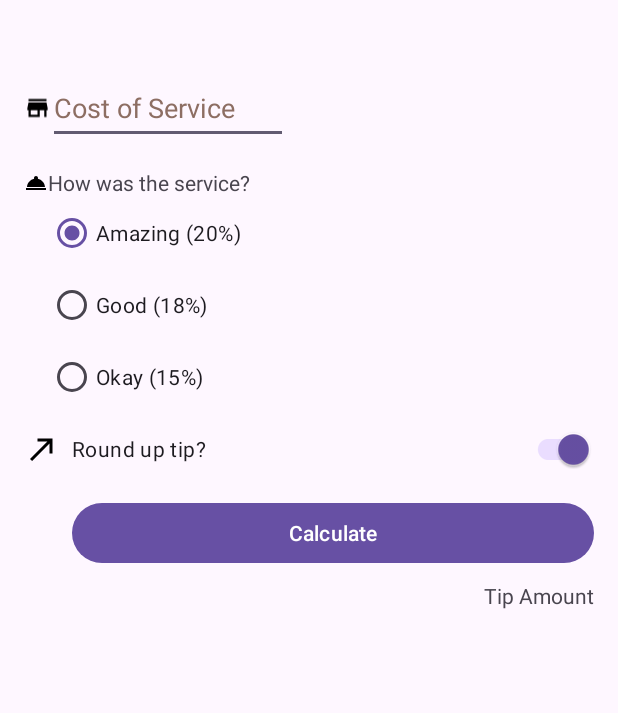
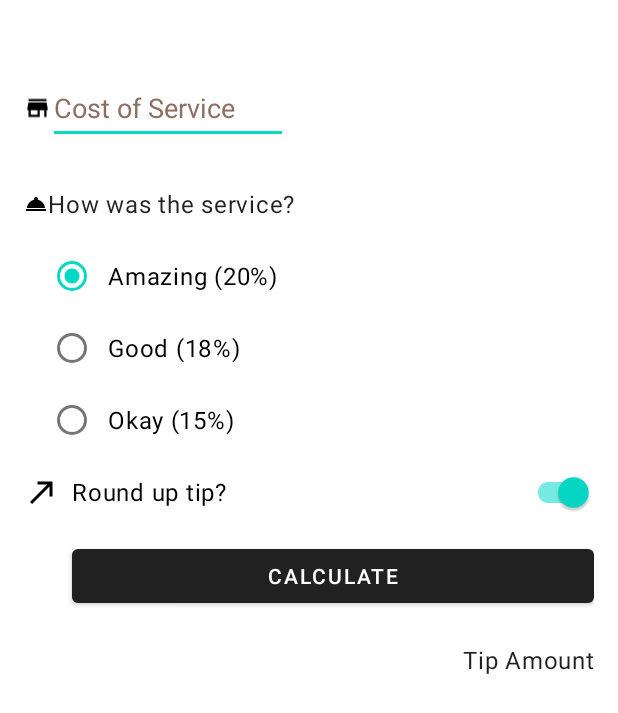
Before and after one commit to ImmortalAmxx/Tip-Time, an Android app: the layout activity_main.xml on its own in the app's theme, with its tools: preview values and no code run, on a phone screen of 412 x 824 dp. Shown: the top 713 px of the screen. Run offline under Robolectric (Android 15) with nearby library versions, the phone set to English and light mode, and no system bars.

Commit message:
Step 7 - Change theme.

```diff
--- a/app/src/main/res/layout/activity_main.xml
+++ b/app/src/main/res/layout/activity_main.xml
@@ -47,6 +47,7 @@
 
     <TextView
         android:id="@+id/service_question"
+        style="@style/Widget.TipTime.TextView"
         android:layout_marginTop="16dp"
         android:layout_width="wrap_content"
         android:layout_height="wrap_content"
@@ -119,6 +120,7 @@
 
     <TextView
         android:id="@+id/tip_result"
+        style="@style/Widget.TipTime.TextView"
         android:layout_width="wrap_content"
         android:layout_height="wrap_content"
         android:text="@string/tip_amount"
--- a/app/src/main/res/values-night/themes.xml
+++ b/app/src/main/res/values-night/themes.xml
@@ -1,7 +1,15 @@
 <resources xmlns:tools="http://schemas.android.com/tools">
-    <!-- Base application theme. -->
-    <style name="Base.Theme.TipTime" parent="Theme.Material3.DayNight.NoActionBar">
-        <!-- Customize your dark theme here. -->
-        <!-- <item name="colorPrimary">@color/my_dark_primary</item> -->
+
+    <!-- Application theme for dark theme. -->
+    <style name="Theme.TipTime" parent="Theme.MaterialComponents.DayNight.DarkActionBar">
+        ...
+        <item name="android:statusBarColor" tools:targetApi="l">?attr/colorPrimaryVariant</item>
+        <!-- Text input fields -->
+        <item name="textInputStyle">@style/Widget.MaterialComponents.TextInputLayout.OutlinedBox</item>
+        <!-- For radio buttons -->
+        <item name="radioButtonStyle">@style/Widget.TipTime.CompoundButton.RadioButton</item>
+        <!-- For switches -->
+        <item name="switchStyle">@style/Widget.TipTime.CompoundButton.Switch</item>
     </style>
+
 </resources>
--- /dev/null
+++ b/app/src/main/res/values/dimens.xml
@@ -0,0 +1,4 @@
+<?xml version="1.0" encoding="utf-8"?>
+<resources>
+    <dimen name="min_text_height">48dp</dimen>
+</resources>
--- /dev/null
+++ b/app/src/main/res/values/styles.xml
@@ -0,0 +1,20 @@
+<?xml version="1.0" encoding="utf-8"?>
+<resources>
+    <style name="Widget.TipTime.TextView" parent="Widget.MaterialComponents.TextView">
+        <item name="android:minHeight">@dimen/min_text_height</item>
+        <item name="android:gravity">center_vertical</item>
+        <item name="android:textAppearance">?attr/textAppearanceBody1</item>
+    </style>
+
+    <style name="Widget.TipTime.CompoundButton.Switch" parent="Widget.MaterialComponents.CompoundButton.Switch">
+        <item name="android:minHeight">48dp</item>
+        <item name="android:gravity">center_vertical</item>
+        <item name="android:textAppearance">?attr/textAppearanceBody1</item>
+    </style>
+
+    <style name="Widget.TipTime.CompoundButton.RadioButton"
+        parent="Widget.MaterialComponents.CompoundButton.RadioButton">
+        <item name="android:paddingStart">8dp</item>
+        <item name="android:textAppearance">?attr/textAppearanceBody1</item>
+    </style>
+</resources>
--- a/app/src/main/res/values/themes.xml
+++ b/app/src/main/res/values/themes.xml
@@ -1,9 +1,15 @@
 <resources xmlns:tools="http://schemas.android.com/tools">
+
     <!-- Base application theme. -->
-    <style name="Base.Theme.TipTime" parent="Theme.Material3.DayNight.NoActionBar">
-        <!-- Customize your light theme here. -->
-        <!-- <item name="colorPrimary">@color/my_light_primary</item> -->
+    <style name="Theme.TipTime" parent="Theme.MaterialComponents.DayNight.DarkActionBar">
+        ...
+        <item name="android:statusBarColor" tools:targetApi="l">?attr/colorPrimaryVariant</item>
+        <!-- Text input fields -->
+        <item name="textInputStyle">@style/Widget.MaterialComponents.TextInputLayout.OutlinedBox</item>
+        <!-- Radio buttons -->
+        <item name="radioButtonStyle">@style/Widget.TipTime.CompoundButton.RadioButton</item>
+        <!-- Switches -->
+        <item name="switchStyle">@style/Widget.TipTime.CompoundButton.Switch</item>
     </style>
 
-    <style name="Theme.TipTime" parent="Base.Theme.TipTime" />
 </resources>
```
